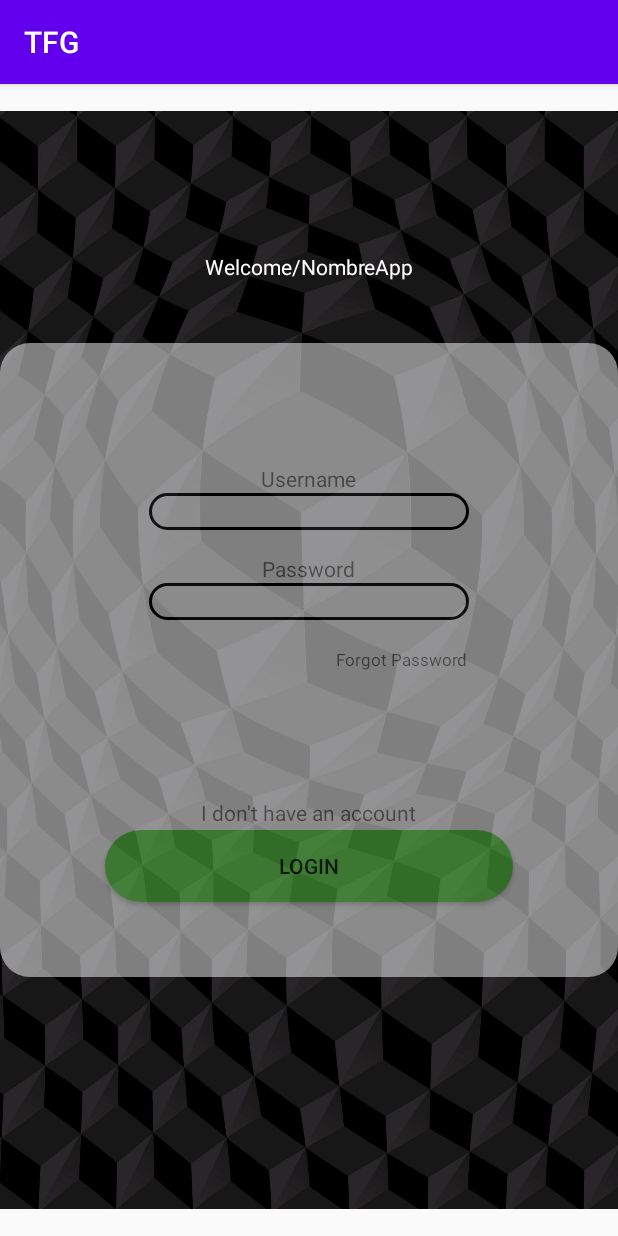
After one commit to David-Francesch/TFG, an Android app: the loginv2 screen opened directly, with no data from a screen before it, on a phone screen of 412 x 824 dp. The commit adds this screen. Run offline under Robolectric (Android 15) with nearby library versions, the phone set to English and light mode, and no system bars.

Commit message:
login nuevo, sigue siendo una mierda, pero una mierda que mola mas, hay que cambiar alguna movida con el fondo por que no se ve bien, pero el resto guay, molaria hacer el boton de login opaco(y redimensionar y tal pero eso ya son retoques)

```diff
--- a/app/src/main/AndroidManifest.xml
+++ b/app/src/main/AndroidManifest.xml
@@ -12,6 +12,13 @@
         android:supportsRtl="true"
         android:theme="@style/Theme.TFG"
         tools:targetApi="31">
+        <activity
+            android:name=".loginv2"
+            android:exported="false">
+            <meta-data
+                android:name="android.app.lib_name"
+                android:value="" />
+        </activity>
         <activity
             android:name=".Profile"
             android:exported="false">
--- a/app/src/main/java/com/example/tfg/MainActivity.java
+++ b/app/src/main/java/com/example/tfg/MainActivity.java
@@ -25,4 +25,8 @@ public class MainActivity extends AppCompatActivity {
         startActivity(intentLog);
         finishAfterTransition();
     }
+    public void forgotPass(View view){
+        Intent intentFPass = new Intent(this, loginv2.class);
+        startActivity(intentFPass);
+    }
 }
--- /dev/null
+++ b/app/src/main/java/com/example/tfg/loginv2.java
@@ -0,0 +1,13 @@
+package com.example.tfg;
+
+import android.support.v7.app.AppCompatActivity;
+import android.os.Bundle;
+
+public class loginv2 extends AppCompatActivity {
+
+    @Override
+    protected void onCreate(Bundle savedInstanceState) {
+        super.onCreate(savedInstanceState);
+        setContentView(R.layout.activity_loginv2);
+    }
+}
--- /dev/null
+++ b/app/src/main/res/drawable/fondoshape.xml
@@ -0,0 +1,5 @@
+<?xml version="1.0" encoding="utf-8"?>
+<shape xmlns:android="http://schemas.android.com/apk/res/android">
+ <corners android:radius="20dp"></corners>
+    <solid android:color="@color/white"></solid>
+</shape>
--- /dev/null
+++ b/app/src/main/res/drawable/textfields.xml
@@ -0,0 +1,8 @@
+<?xml version="1.0" encoding="utf-8"?>
+<shape xmlns:android="http://schemas.android.com/apk/res/android">
+
+    <corners
+        android:radius="50dp"/>
+    <stroke
+        android:width="2dp"/>
+</shape>
--- /dev/null
+++ b/app/src/main/res/layout/activity_loginv2.xml
@@ -0,0 +1,144 @@
+<?xml version="1.0" encoding="utf-8"?>
+<android.support.constraint.ConstraintLayout xmlns:android="http://schemas.android.com/apk/res/android"
+    xmlns:app="http://schemas.android.com/apk/res-auto"
+    xmlns:tools="http://schemas.android.com/tools"
+    android:layout_width="match_parent"
+    android:layout_height="match_parent"
+    tools:context=".loginv2">
+
+    <ImageView
+        android:id="@+id/fondo"
+        android:layout_width="wrap_content"
+        android:layout_height="wrap_content"
+        android:src="@drawable/fondo_login"
+        app:layout_constraintBottom_toBottomOf="parent"
+        app:layout_constraintEnd_toEndOf="parent"
+        app:layout_constraintStart_toStartOf="parent"
+        app:layout_constraintTop_toTopOf="parent" />
+
+    <RelativeLayout
+        android:layout_width="match_parent"
+        android:layout_height="0dp"
+        android:background="@drawable/fondoshape"
+        app:layout_constraintBottom_toBottomOf="parent"
+        app:layout_constraintEnd_toEndOf="parent"
+        app:layout_constraintStart_toStartOf="parent"
+        app:layout_constraintTop_toTopOf="parent"
+        app:layout_constraintHeight_percent=".55"
+        android:alpha="0.5">
+
+        <TextView
+            android:id="@+id/textView"
+            android:layout_width="wrap_content"
+            android:layout_height="wrap_content"
+            android:layout_alignParentTop="true"
+            android:layout_centerInParent="true"
+            android:layout_marginTop="75dp"
+            android:paddingTop="5dp"
+            android:text="Username"
+            app:layout_constraintBottom_toBottomOf="parent"
+            app:layout_constraintEnd_toEndOf="parent"
+            app:layout_constraintStart_toStartOf="parent"
+            app:layout_constraintTop_toTopOf="parent" />
+
+        <EditText
+            android:id="@+id/pass"
+            android:layout_width="wrap_content"
+            android:layout_height="wrap_content"
+            android:layout_alignParentTop="true"
+            android:layout_centerInParent="true"
+            android:ems="10"
+            android:inputType="textPersonName"
+            android:text=""
+            android:background="@drawable/textfields"
+            android:layout_marginTop="160dp"
+            app:layout_constraintBottom_toBottomOf="parent"
+            app:layout_constraintEnd_toEndOf="parent"
+            app:layout_constraintStart_toStartOf="parent"
+            app:layout_constraintTop_toTopOf="parent"/>
+
+        <TextView
+            android:id="@+id/passd"
+            android:layout_width="wrap_content"
+            android:layout_height="wrap_content"
+            android:layout_alignParentTop="true"
+            android:layout_centerInParent="true"
+            android:layout_marginTop="135dp"
+            android:paddingTop="5dp"
+            android:text="Password"
+            app:layout_constraintBottom_toBottomOf="parent"
+            app:layout_constraintEnd_toEndOf="parent"
+            app:layout_constraintStart_toStartOf="parent"
+            app:layout_constraintTop_toTopOf="parent" />
+
+        <EditText
+            android:id="@+id/editTextTextPersonName3"
+            android:layout_width="wrap_content"
+            android:layout_height="wrap_content"
+            android:layout_alignParentTop="true"
+            android:layout_centerInParent="true"
+            android:layout_marginTop="100dp"
+            android:background="@drawable/textfields"
+            android:ems="10"
+            android:inputType="textPersonName"
+            android:text=""
+            app:layout_constraintBottom_toBottomOf="parent"
+            app:layout_constraintEnd_toEndOf="parent"
+            app:layout_constraintStart_toStartOf="parent"
+            app:layout_constraintTop_toTopOf="parent" />
+
+        <TextView
+            android:id="@+id/fpass"
+            android:layout_width="wrap_content"
+            android:layout_height="wrap_content"
+            android:layout_alignParentRight="true"
+            android:layout_centerInParent="true"
+            android:layout_marginRight="100dp"
+            android:text="Forgot Password"
+            android:textSize="11dp"></TextView>
+
+        <TextView
+            android:id="@+id/RegisterText"
+            android:layout_width="wrap_content"
+            android:layout_height="wrap_content"
+            android:clickable="true"
+            android:onClick="openRegister"
+            android:text="@string/register"
+            android:layout_centerInParent="true"
+            android:layout_alignParentBottom="true"
+            android:layout_marginBottom="100dp"
+            app:layout_constraintEnd_toEndOf="parent"
+            app:layout_constraintStart_toStartOf="parent"
+            app:layout_constraintTop_toTopOf="parent" />
+
+        <Button
+            android:layout_width="match_parent"
+            android:layout_height="wrap_content"
+            app:layout_constraintBottom_toBottomOf="parent"
+            app:layout_constraintEnd_toEndOf="parent"
+            app:layout_constraintStart_toStartOf="parent"
+            app:layout_constraintTop_toTopOf="parent"
+            android:background="@drawable/loginbutton"
+            android:layout_centerInParent="true"
+            android:layout_alignParentBottom="true"
+            android:layout_marginBottom="50dp"
+            android:layout_marginHorizontal="70dp"
+            android:text="Login"/>
+
+    </RelativeLayout>
+
+    <TextView
+        android:layout_width="wrap_content"
+        android:layout_height="wrap_content"
+        android:text="Welcome/NombreApp"
+        app:layout_constraintBottom_toBottomOf="parent"
+        app:layout_constraintEnd_toEndOf="parent"
+        app:layout_constraintStart_toStartOf="parent"
+        app:layout_constraintTop_toTopOf="parent"
+        app:layout_constraintVertical_bias="0.15"
+        android:textColor="@color/white">
+
+    </TextView>
+
+
+</android.support.constraint.ConstraintLayout>
--- a/app/src/main/res/layout/activity_main.xml
+++ b/app/src/main/res/layout/activity_main.xml
@@ -39,6 +39,7 @@
         app:layout_constraintBottom_toBottomOf="parent"
         app:layout_constraintStart_toStartOf="parent" />
 
+
     <EditText
         android:id="@+id/UserField"
         android:layout_width="212dp"
@@ -49,7 +50,8 @@
         android:inputType="textPersonName"
         android:text=""
         app:layout_constraintEnd_toEndOf="parent"
-        app:layout_constraintTop_toTopOf="parent" />
+        app:layout_constraintTop_toTopOf="parent"
+        android:background="@drawable/textfields"/>
 
     <EditText
         android:id="@+id/PassField"
@@ -60,7 +62,8 @@
         android:ems="10"
         android:inputType="textPassword"
         app:layout_constraintBottom_toBottomOf="parent"
-        app:layout_constraintEnd_toEndOf="parent" />
+        app:layout_constraintEnd_toEndOf="parent"
+        android:background="@drawable/textfields"/>
 
     <TextView
         android:id="@+id/FPass"
@@ -69,6 +72,8 @@
         android:layout_marginTop="21dp"
         android:layout_marginEnd="39dp"
         android:text="Forget Password"
+        android:clickable="true"
+        android:onClick="forgotPass"
         app:layout_constraintBottom_toBottomOf="parent"
         app:layout_constraintEnd_toEndOf="parent"
         app:layout_constraintTop_toBottomOf="@+id/PassField"
@@ -81,9 +86,9 @@
         android:layout_marginStart="152dp"
         android:layout_marginBottom="192dp"
         android:text="LogIn"
+        android:background="@drawable/loginbutton"
         app:layout_constraintBottom_toBottomOf="parent"
         app:layout_constraintStart_toStartOf="parent"
-        android:background="@drawable/shape"
         android:onClick="loginProcess"/>
 
     <TextView
```
Also changed, not shown: app/src/main/res/drawable/fondo_login.jpg (added), app/src/main/res/drawable/loginbutton.xml (renamed from app/src/main/res/drawable/shape.xml).
